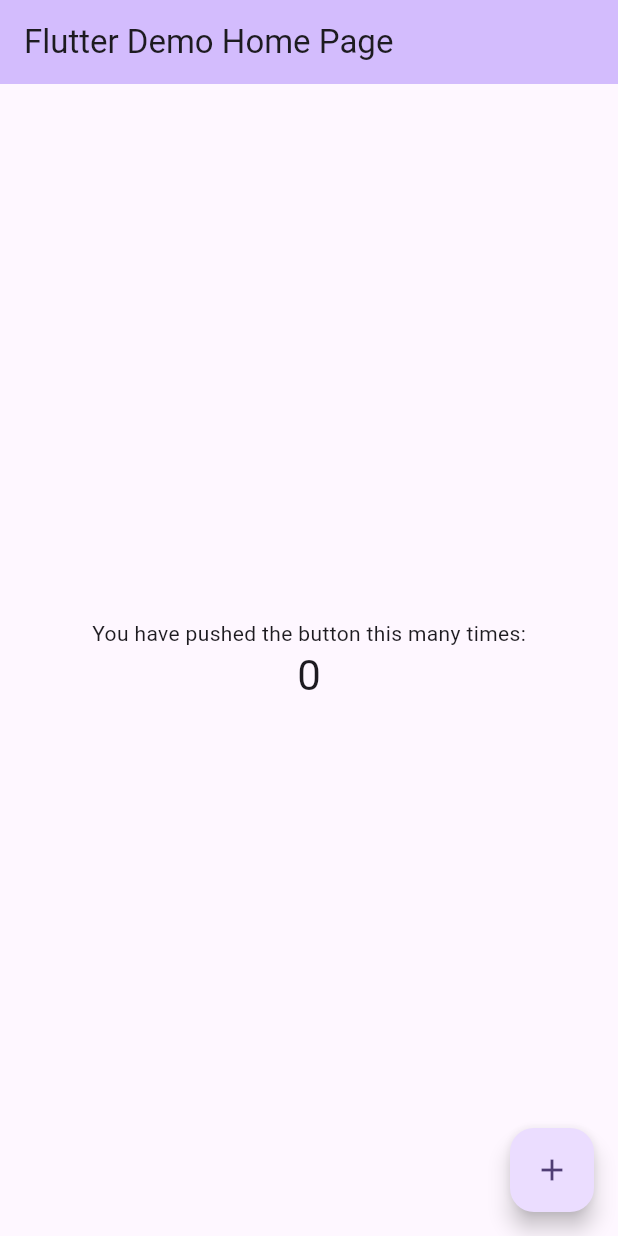
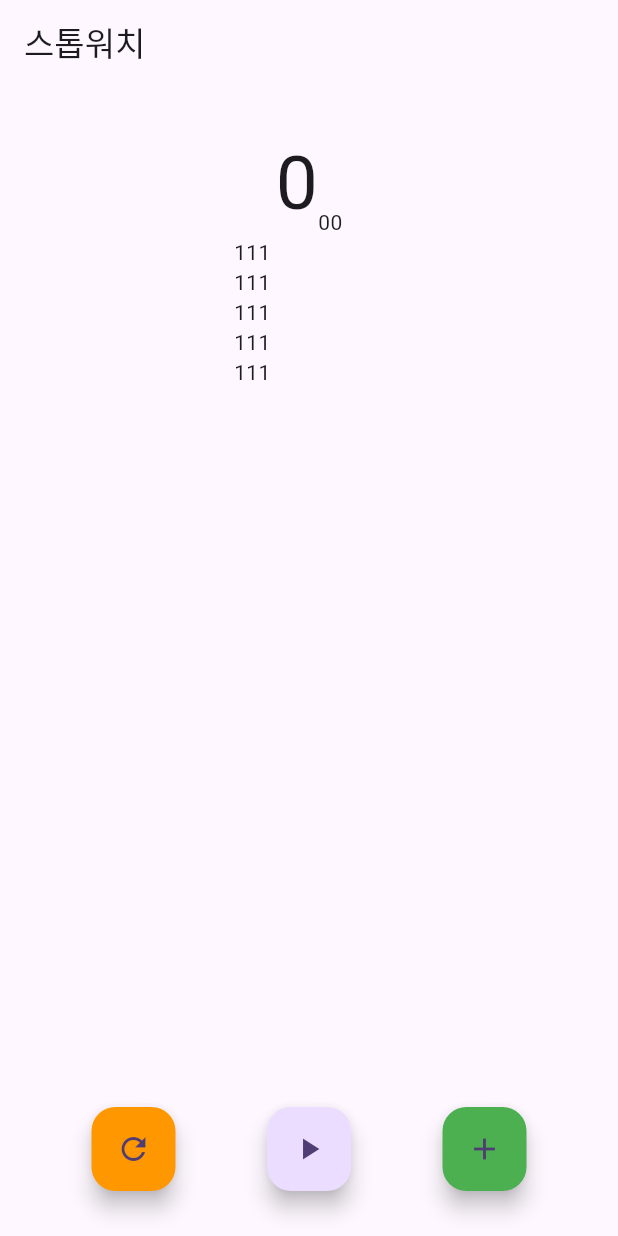
Before and after one commit to philiplee25/flutter_stopwatch, a Flutter app: the screen it shows after launch, on a phone screen of 412 x 824 dp. Run offline on Flutter 3.47's test engine with Material 3 defaults, Android fonts, the phone set to English and light mode, and no system bars.

Commit message:
feat: start, pause, reset

```diff
--- a/lib/main.dart
+++ b/lib/main.dart
@@ -1,4 +1,7 @@
+import 'dart:async';
+
 import 'package:flutter/material.dart';
+import 'package:stopwatch/presentation/main_screen.dart';
 
 void main() {
   runApp(const MyApp());
@@ -13,113 +16,10 @@ class MyApp extends StatelessWidget {
     return MaterialApp(
       title: 'Flutter Demo',
       theme: ThemeData(
-        // This is the theme of your application.
-        //
-        // TRY THIS: Try running your application with "flutter run". You'll see
-        // the application has a purple toolbar. Then, without quitting the app,
-        // try changing the seedColor in the colorScheme below to Colors.green
-        // and then invoke "hot reload" (save your changes or press the "hot
-        // reload" button in a Flutter-supported IDE, or press "r" if you used
-        // the command line to start the app).
-        //
-        // Notice that the counter didn't reset back to zero; the application
-        // state is not lost during the reload. To reset the state, use hot
-        // restart instead.
-        //
-        // This works for code too, not just values: Most code changes can be
-        // tested with just a hot reload.
         colorScheme: ColorScheme.fromSeed(seedColor: Colors.deepPurple),
         useMaterial3: true,
       ),
-      home: const MyHomePage(title: 'Flutter Demo Home Page'),
+      home: const StopWatchScreen(),
     );
   }
 }
-
-class MyHomePage extends StatefulWidget {
-  const MyHomePage({super.key, required this.title});
-
-  // This widget is the home page of your application. It is stateful, meaning
-  // that it has a State object (defined below) that contains fields that affect
-  // how it looks.
-
-  // This class is the configuration for the state. It holds the values (in this
-  // case the title) provided by the parent (in this case the App widget) and
-  // used by the build method of the State. Fields in a Widget subclass are
-  // always marked "final".
-
-  final String title;
-
-  @override
-  State<MyHomePage> createState() => _MyHomePageState();
-}
-
-class _MyHomePageState extends State<MyHomePage> {
-  int _counter = 0;
-
-  void _incrementCounter() {
-    setState(() {
-      // This call to setState tells the Flutter framework that something has
-      // changed in this State, which causes it to rerun the build method below
-      // so that the display can reflect the updated values. If we changed
-      // _counter without calling setState(), then the build method would not be
-      // called again, and so nothing would appear to happen.
-      _counter++;
-    });
-  }
-
-  @override
-  Widget build(BuildContext context) {
-    // This method is rerun every time setState is called, for instance as done
-    // by the _incrementCounter method above.
-    //
-    // The Flutter framework has been optimized to make rerunning build methods
-    // fast, so that you can just rebuild anything that needs updating rather
-    // than having to individually change instances of widgets.
-    return Scaffold(
-      appBar: AppBar(
-        // TRY THIS: Try changing the color here to a specific color (to
-        // Colors.amber, perhaps?) and trigger a hot reload to see the AppBar
-        // change color while the other colors stay the same.
-        backgroundColor: Theme.of(context).colorScheme.inversePrimary,
-        // Here we take the value from the MyHomePage object that was created by
-        // the App.build method, and use it to set our appbar title.
-        title: Text(widget.title),
-      ),
-      body: Center(
-        // Center is a layout widget. It takes a single child and positions it
-        // in the middle of the parent.
-        child: Column(
-          // Column is also a layout widget. It takes a list of children and
-          // arranges them vertically. By default, it sizes itself to fit its
-          // children horizontally, and tries to be as tall as its parent.
-          //
-          // Column has various properties to control how it sizes itself and
-          // how it positions its children. Here we use mainAxisAlignment to
-          // center the children vertically; the main axis here is the vertical
-          // axis because Columns are vertical (the cross axis would be
-          // horizontal).
-          //
-          // TRY THIS: Invoke "debug painting" (choose the "Toggle Debug Paint"
-          // action in the IDE, or press "p" in the console), to see the
-          // wireframe for each widget.
-          mainAxisAlignment: MainAxisAlignment.center,
-          children: <Widget>[
-            const Text(
-              'You have pushed the button this many times:',
-            ),
-            Text(
-              '$_counter',
-              style: Theme.of(context).textTheme.headlineMedium,
-            ),
-          ],
-        ),
-      ),
-      floatingActionButton: FloatingActionButton(
-        onPressed: _incrementCounter,
-        tooltip: 'Increment',
-        child: const Icon(Icons.add),
-      ), // This trailing comma makes auto-formatting nicer for build methods.
-    );
-  }
-}
--- /dev/null
+++ b/lib/presentation/main_screen.dart
@@ -0,0 +1,131 @@
+import 'dart:async';
+
+import 'package:flutter/material.dart';
+
+class StopWatchScreen extends StatefulWidget {
+  const StopWatchScreen({super.key});
+
+  @override
+  State<StopWatchScreen> createState() => _StopWatchScreenState();
+}
+
+class _StopWatchScreenState extends State<StopWatchScreen> {
+  Timer? _timer;
+
+  int _time = 0;
+  bool _isRunning = false;
+
+  List<String> _lapTimes = [];
+
+  void _clickButton() {
+    _isRunning = !_isRunning;
+
+    if (_isRunning) {
+      _start();
+    } else {
+      _pause();
+    }
+  }
+
+  void _start() {
+    _timer = Timer.periodic(const Duration(milliseconds: 10), (timer) {
+      setState(() {
+        _time++;
+      });
+    });
+  }
+
+  void _pause() {
+    _timer?.cancel();
+  }
+
+  void _reset() {
+    _isRunning = false;
+    _timer?.cancel();
+    _lapTimes.clear();
+    _time = 0;
+  }
+
+  @override
+  void dispose() {
+    _timer?.cancel();
+    super.dispose();
+  }
+
+  @override
+  Widget build(BuildContext context) {
+    int sec = _time ~/ 100;
+    String hundredth = '${_time % 100}'.padLeft(2, '0');
+
+    return Scaffold(
+      appBar: AppBar(
+        title: const Text('스톱워치'),
+      ),
+      body: Column(
+        children: [
+          const SizedBox(height: 30),
+          Row(
+            mainAxisAlignment: MainAxisAlignment.center,
+            crossAxisAlignment: CrossAxisAlignment.end,
+            children: [
+              Text(
+                '$sec',
+                style: TextStyle(fontSize: 50),
+              ),
+              Text(
+                '$hundredth',
+              ),
+            ],
+          ),
+          SizedBox(
+            width: 100,
+            height: 100,
+            child: ListView(
+              children: [
+                Text('111'),
+                Text('111'),
+                Text('111'),
+                Text('111'),
+                Text('111'),
+                Text('111'),
+                Text('111'),
+                Text('111'),
+              ],
+            ),
+          ),
+          const Spacer(),
+          Row(
+            mainAxisAlignment: MainAxisAlignment.spaceEvenly,
+            children: [
+              FloatingActionButton(
+                backgroundColor: Colors.orange,
+                onPressed: () {
+                  setState(() {
+                    _reset();
+                  });
+                },
+                child: const Icon(Icons.refresh),
+              ),
+              FloatingActionButton(
+                onPressed: () {
+                  setState(() {
+                    _clickButton();
+                  });
+                },
+                child: _isRunning
+                    ? const Icon(Icons.pause)
+                    : const Icon(Icons.play_arrow),
+              ),
+              FloatingActionButton(
+                backgroundColor: Colors.green,
+                onPressed: () {},
+                child: const Icon(Icons.add),
+              ),
+            ],
+          ),
+          const SizedBox(height: 30),
+        ],
+      ),
+    );
+  }
+}
```
